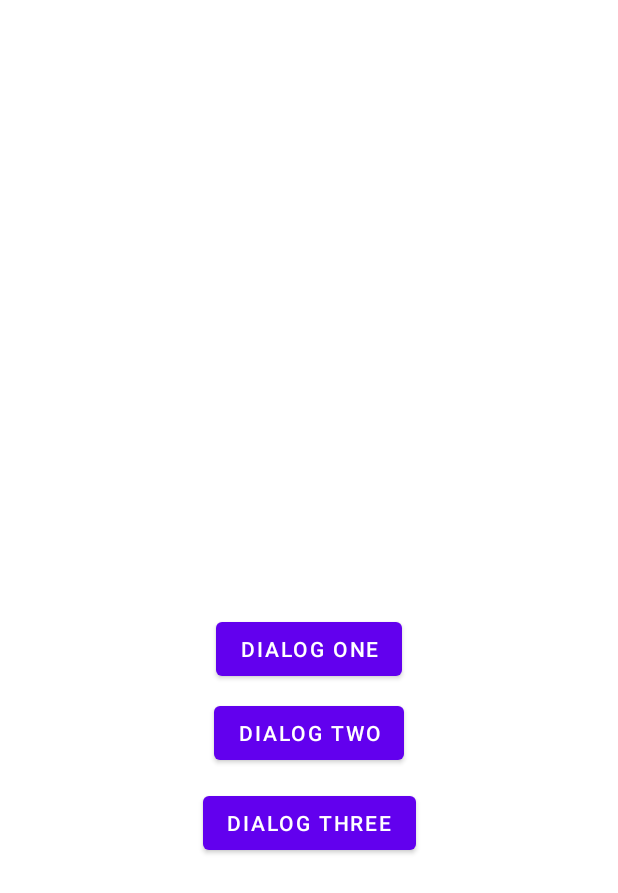
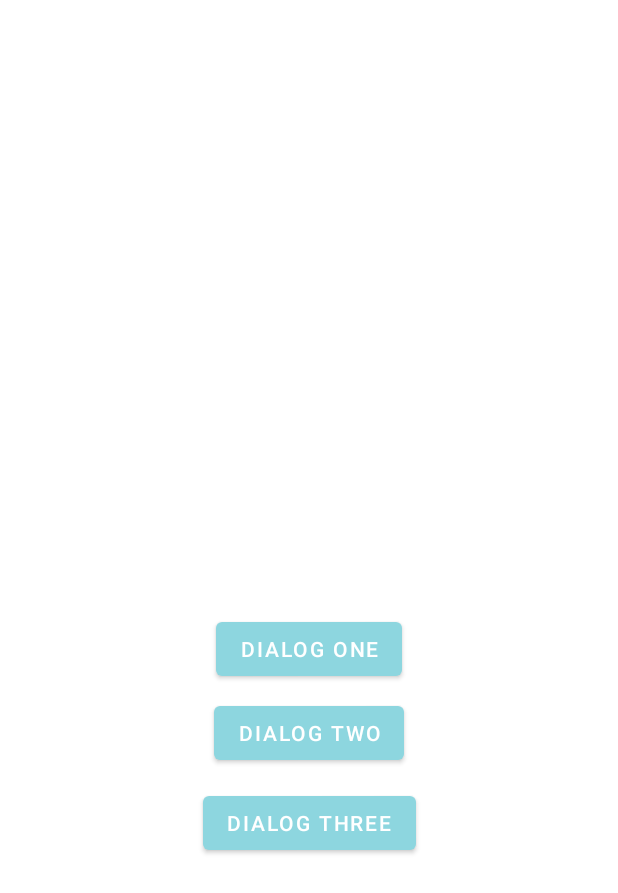
Before and after one commit to adesanyaaa/AndroidAlertDialogDemo, an Android app: the layout activity_android_alert_dialog.xml on its own in the app's theme, with its tools: preview values and no code run, on a phone screen of 412 x 824 dp. Shown: the top 893 px of the screen. Run offline under Robolectric (Android 15) with nearby library versions, the phone set to English and light mode, and no system bars.

Commit message:
Button default color changed

```diff
--- a/app/src/main/res/layout/activity_android_alert_dialog.xml
+++ b/app/src/main/res/layout/activity_android_alert_dialog.xml
@@ -13,7 +13,7 @@
         android:layout_width="wrap_content"
         android:layout_height="wrap_content"
         android:layout_marginBottom="8dp"
-        android:text="DIALOG ONE"
+        android:text="@string/dialog_one"
         app:layout_constraintBottom_toTopOf="@+id/btnDialogTwo"
         app:layout_constraintEnd_toEndOf="parent"
         app:layout_constraintStart_toStartOf="parent" />
@@ -23,7 +23,7 @@
         android:layout_width="wrap_content"
         android:layout_height="wrap_content"
         android:layout_marginBottom="12dp"
-        android:text="DIALOG TWO"
+        android:text="@string/dialog_two"
         app:layout_constraintBottom_toTopOf="@+id/btnDialogThree"
         app:layout_constraintEnd_toEndOf="parent"
         app:layout_constraintStart_toStartOf="parent" />
@@ -33,7 +33,7 @@
         android:layout_width="wrap_content"
         android:layout_height="wrap_content"
         android:layout_marginBottom="235dp"
-        android:text="DIALOG THREE"
+        android:text="@string/dialog_three"
         app:layout_constraintBottom_toBottomOf="parent"
         app:layout_constraintEnd_toEndOf="parent"
         app:layout_constraintStart_toStartOf="parent" />
--- a/app/src/main/res/values/strings.xml
+++ b/app/src/main/res/values/strings.xml
@@ -1,3 +1,6 @@
 <resources>
-    <string name="app_name">AndroidAlertDialogDemo</string>
+    <string name="app_name">Android Alert Dialog Demo</string>
+    <string name="dialog_one">DIALOG ONE</string>
+    <string name="dialog_two">DIALOG TWO</string>
+    <string name="dialog_three">DIALOG THREE</string>
 </resources>
--- a/app/src/main/res/values/themes.xml
+++ b/app/src/main/res/values/themes.xml
@@ -2,8 +2,8 @@
     <!-- Base application theme. -->
     <style name="Theme.AndroidAlertDialogDemo" parent="Theme.MaterialComponents.DayNight.DarkActionBar">
         <!-- Primary brand color. -->
-        <item name="colorPrimary">@color/purple_500</item>
-        <item name="colorPrimaryVariant">@color/purple_700</item>
+        <item name="colorPrimary">#8DD6DF</item>
+        <item name="colorPrimaryVariant">#43848C</item>
         <item name="colorOnPrimary">@color/white</item>
         <!-- Secondary brand color. -->
         <item name="colorSecondary">@color/teal_200</item>
```
